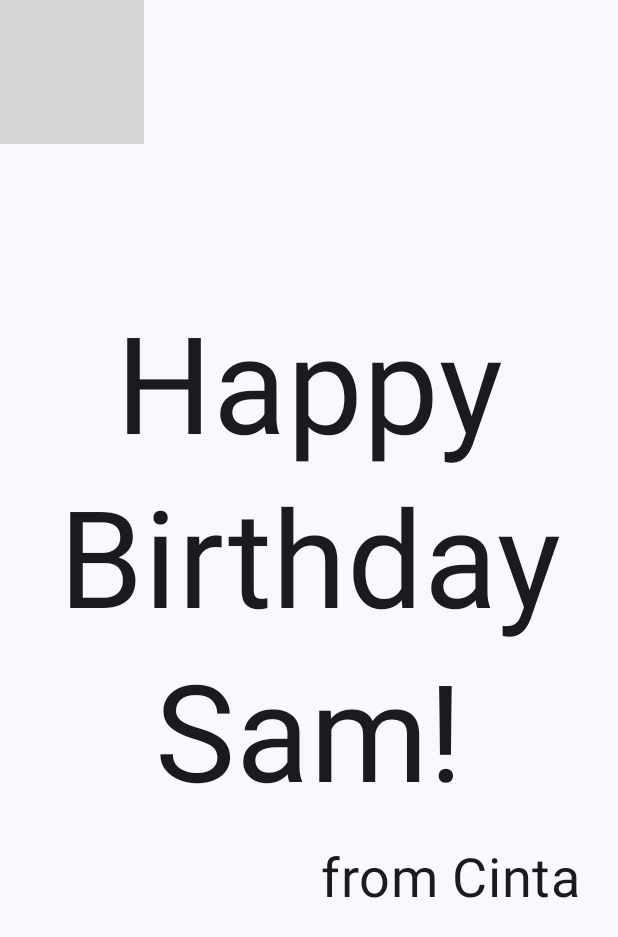
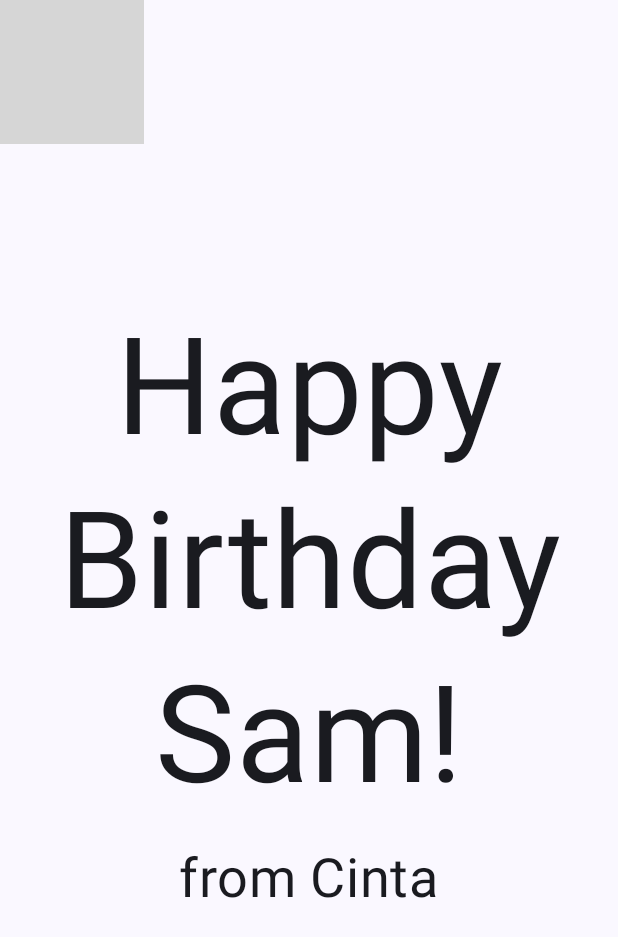
Before and after one commit to samyutomo/juarandroid-birthday-card, an Android app built with Jetpack Compose: the screen it shows after launch (MainActivity), on a phone screen of 412 x 824 dp. Shown: the top 937 px of the screen. Run offline under Robolectric (Android 15) with nearby library versions, the phone set to English and light mode, and no system bars; grey boxes are pictures that could not be loaded.

```diff
--- a/app/src/main/java/com/example/happybirthday/MainActivity.kt
+++ b/app/src/main/java/com/example/happybirthday/MainActivity.kt
@@ -17,6 +17,7 @@ import androidx.compose.ui.Alignment
 import androidx.compose.ui.Modifier
 import androidx.compose.ui.layout.ContentScale
 import androidx.compose.ui.res.painterResource
+import androidx.compose.ui.res.stringResource
 import androidx.compose.ui.text.style.TextAlign
 import androidx.compose.ui.tooling.preview.Preview
 import androidx.compose.ui.unit.dp
@@ -33,7 +34,10 @@ class MainActivity : ComponentActivity() {
                     modifier = Modifier.fillMaxSize(),
                     color = MaterialTheme.colorScheme.background
                 ) {
-                    GreetingImage(message = "Happy Birthday Sam!", from = "from Cinta")
+                    GreetingImage(
+                        message = stringResource(R.string.happy_birthday_text),
+                        from = stringResource(R.string.signature_text)
+                    )
                 }
             }
         }
@@ -57,7 +61,7 @@ fun GreetingText(message: String, from: String, modifier: Modifier = Modifier) {
             fontSize = 36.sp,
             modifier = Modifier
                 .padding(16.dp)
-                .align(alignment = Alignment.End)
+                .align(alignment = Alignment.CenterHorizontally)
         )
     }
 }
@@ -86,6 +90,9 @@ fun GreetingImage(message: String, from: String, modifier: Modifier = Modifier)
 @Composable
 fun BirthdayCardPreview() {
     HappyBirthdayTheme {
-        GreetingImage(message = "Happy Birthday Sam!", from = "from Cinta")
+        GreetingImage(
+            message = stringResource(R.string.happy_birthday_text),
+            from = stringResource(R.string.signature_text)
+        )
     }
 }
--- a/app/src/main/res/values/strings.xml
+++ b/app/src/main/res/values/strings.xml
@@ -1,3 +1,5 @@
 <resources>
     <string name="app_name">Happy Birthday</string>
+    <string name="happy_birthday_text">Happy Birthday Sam!</string>
+    <string name="signature_text">from Cinta</string>
 </resources>
```
